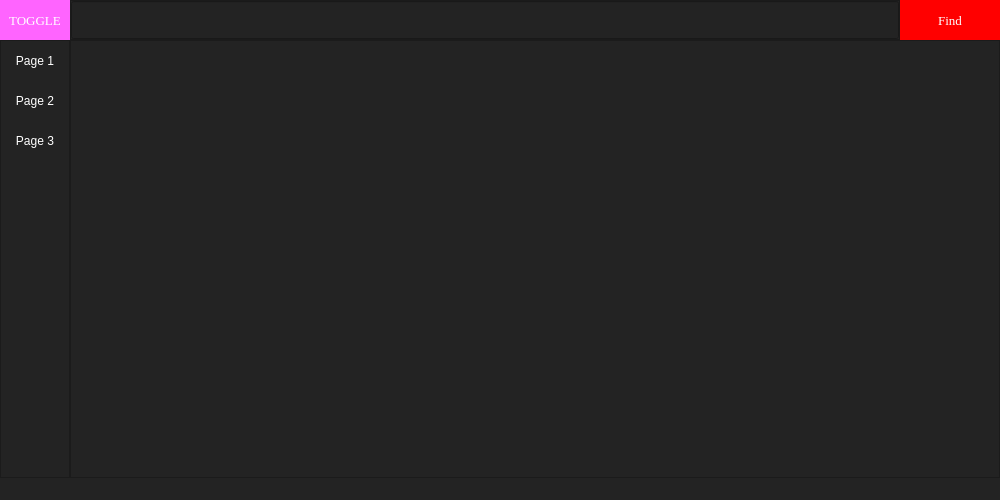
Before: the Qt Designer form Diplom/toggle_menu/toggle_menu.ui in MatienkoAndrew/ML_2021, drawn with Qt 5.
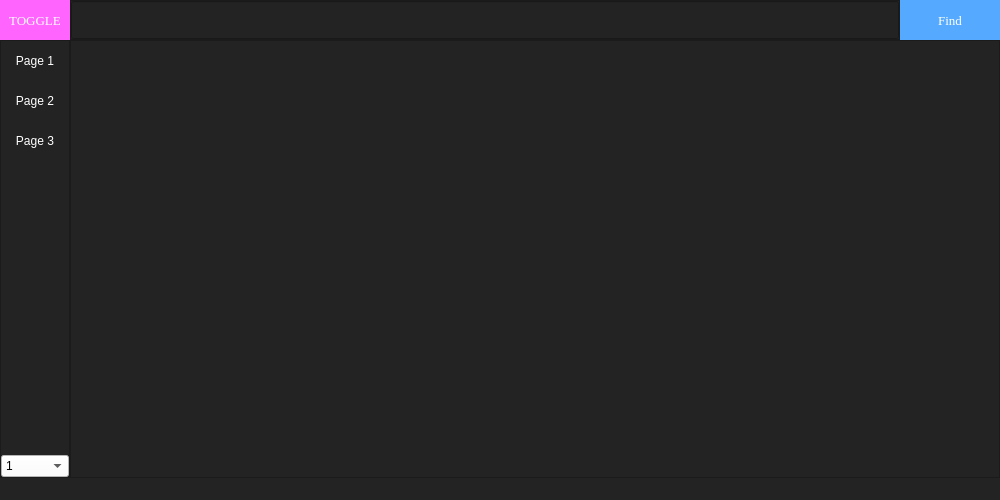
After: the same form once the commit is applied.

Commit message: Add prc_change_plot and combobox

The edit to the form file:
```diff
--- a/Diplom/toggle_menu/toggle_menu.ui
+++ b/Diplom/toggle_menu/toggle_menu.ui
@@ -297,12 +297,12 @@
                <property name="styleSheet">
                 <string notr="true">QPushButton {
 	color: rgb(255, 255, 255);
+	background-color:  rgb(85, 170, 255);
+	border: 0px solid;
+}
+
+QPushButton:hover {
 	background-color: rgb(255, 0, 0);
-	border: 0px solid;
-}
-
-QPushButton:hover {
-	background-color: rgb(85, 170, 255);
 }</string>
                </property>
                <property name="text">
@@ -481,6 +481,87 @@
             </layout>
            </widget>
           </item>
+          <item>
+           <widget class="QComboBox" name="comboBox">
+            <property name="styleSheet">
+             <string notr="true">/* The container must be positioned relative: */
+QComboBox {
+  position: relative;
+  font-family: Arial;
+  background-color: white;
+}
+
+QComboBox select {
+  display: none; /*hide original SELECT element: */
+}
+
+.select-selected {
+  background-color: DodgerBlue;
+}
+
+/* Style the arrow inside the select element: */
+.select-selected:after {
+  position: absolute;
+  content: &quot;&quot;;
+  top: 14px;
+  right: 10px;
+  width: 0;
+  height: 0;
+  border: 6px solid transparent;
+  border-color: #fff transparent transparent transparent;
+}
+
+/* Point the arrow upwards when the select box is open (active): */
+.select-selected.select-arrow-active:after {
+  border-color: transparent transparent #fff transparent;
+  top: 7px;
+}
+
+/* style the items (options), including the selected item: */
+.select-items div,.select-selected {
+  color: #ffffff;
+  padding: 8px 16px;
+  border: 1px solid transparent;
+  border-color: transparent transparent rgba(0, 0, 0, 0.1) transparent;
+  cursor: pointer;
+}
+
+/* Style items (options): */
+.select-items {
+  position: absolute;
+  background-color: DodgerBlue;
+  top: 100%;
+  left: 0;
+  right: 0;
+  z-index: 99;
+}
+
+/* Hide the items when the select box is closed: */
+.select-hide {
+  display: none;
+}
+
+.select-items div:hover, .same-as-selected {
+  background-color: rgba(0, 0, 0, 0.1);
+}</string>
+            </property>
+            <item>
+             <property name="text">
+              <string>1</string>
+             </property>
+            </item>
+            <item>
+             <property name="text">
+              <string>3</string>
+             </property>
+            </item>
+            <item>
+             <property name="text">
+              <string>6</string>
+             </property>
+            </item>
+           </widget>
+          </item>
          </layout>
         </widget>
        </item>
```
The commit also changes 3 other files.
